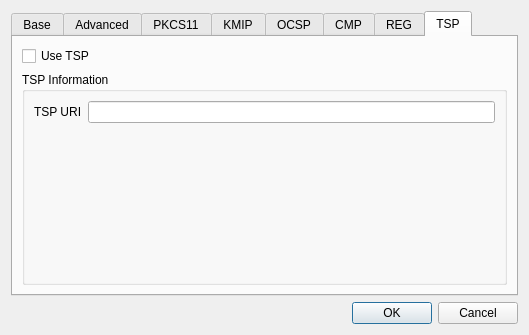
Old version of the form CAMan/settings_dlg.ui in the repository jykim74/CertMan.
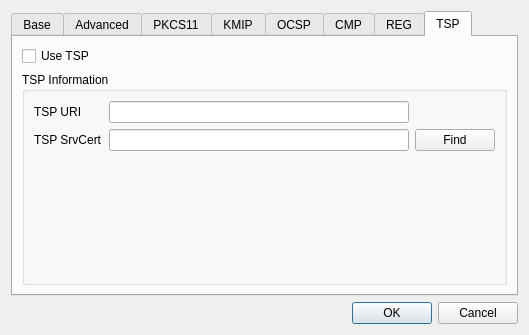
New version of the form.

```diff
--- a/CAMan/settings_dlg.ui
+++ b/CAMan/settings_dlg.ui
@@ -512,10 +512,17 @@
             </property>
            </widget>
           </item>
-          <item row="0" column="1">
-           <widget class="QLineEdit" name="mTSPURIText"/>
-          </item>
           <item row="1" column="0">
+           <widget class="QLabel" name="label_20">
+            <property name="text">
+             <string>TSP SrvCert</string>
+            </property>
+           </widget>
+          </item>
+          <item row="1" column="1">
+           <widget class="QLineEdit" name="mTSPSrvCertPathText"/>
+          </item>
+          <item row="2" column="0">
            <spacer name="verticalSpacer_8">
             <property name="orientation">
              <enum>Qt::Vertical</enum>
@@ -528,6 +535,16 @@
             </property>
            </spacer>
           </item>
+          <item row="0" column="1">
+           <widget class="QLineEdit" name="mTSPURIText"/>
+          </item>
+          <item row="1" column="2">
+           <widget class="QPushButton" name="mTSPSrvCertFindBtn">
+            <property name="text">
+             <string>Find</string>
+            </property>
+           </widget>
+          </item>
          </layout>
         </widget>
        </item>
```
